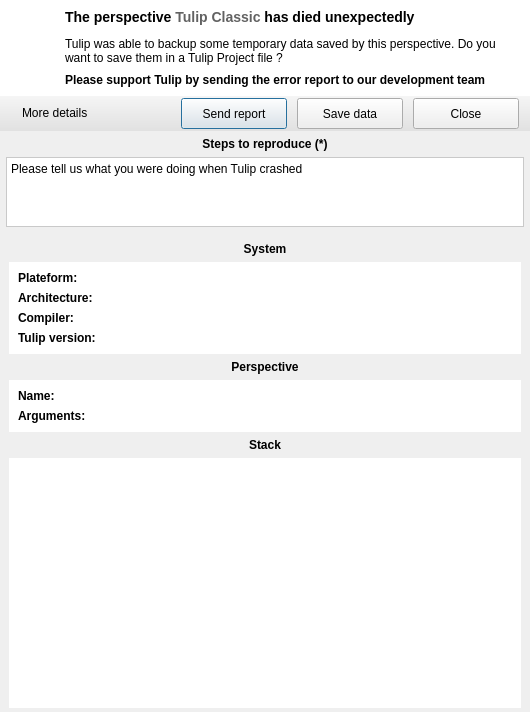
vadivelselvaraj/TulipGLImprovement, file software/tulip/designer/TulipPerspectiveCrashHandler.ui: the form before one commit.
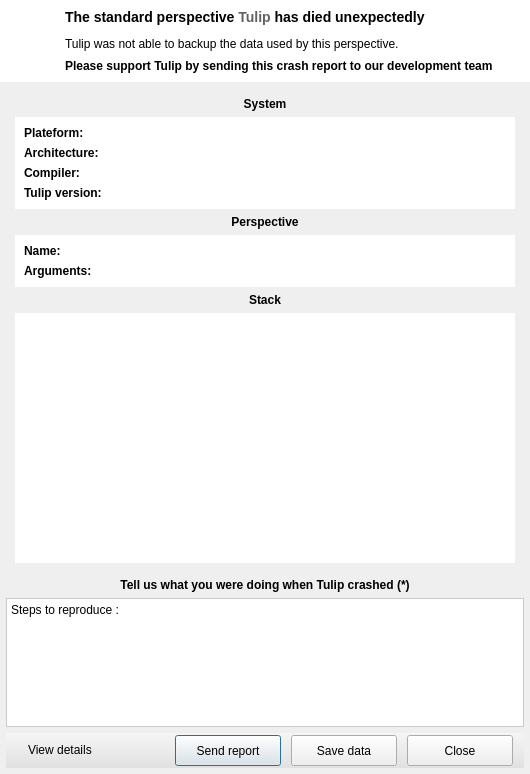
The form after the commit. Icons and pictures are not drawn.

Commit message: redesign the ui of the Tulip perspective crash handler: remove the unusable "Save data" button + refine the widgets size policy + be more explicit about informations sent

The edit to the form file:
```diff
--- a/software/tulip/designer/TulipPerspectiveCrashHandler.ui
+++ b/software/tulip/designer/TulipPerspectiveCrashHandler.ui
@@ -7,7 +7,7 @@
     <x>0</x>
     <y>0</y>
     <width>530</width>
-    <height>712</height>
+    <height>774</height>
    </rect>
   </property>
   <property name="windowTitle">
@@ -112,9 +112,7 @@
            </sizepolicy>
           </property>
           <property name="text">
-           <string>&lt;p&gt;&lt;span style=&quot;font-size: large;&quot;&gt;&lt;b&gt;The perspective &lt;span style=&quot;color: #626262&quot;&gt;Tulip Classic&lt;/span&gt; has died unexpectedly&lt;/b&gt;&lt;/span&gt;&lt;/p&gt;
-
-&lt;p&gt;Tulip was able to backup some temporary data saved by this perspective. Do you want to save them in a Tulip Project file ?&lt;/p&gt;</string>
+           <string>&lt;html&gt;&lt;head/&gt;&lt;body&gt;&lt;p&gt;&lt;span style=&quot; font-size:large; font-weight:600;&quot;&gt;The standard perspective &lt;/span&gt;&lt;span style=&quot; font-size:large; font-weight:600; color:#626262;&quot;&gt;Tulip&lt;/span&gt;&lt;span style=&quot; font-size:large; font-weight:600;&quot;&gt; has died unexpectedly&lt;/span&gt;&lt;/p&gt;&lt;p&gt;Tulip was not able to backup the data used by this perspective. &lt;/p&gt;&lt;/body&gt;&lt;/html&gt;</string>
           </property>
           <property name="alignment">
            <set>Qt::AlignLeading|Qt::AlignLeft|Qt::AlignTop</set>
@@ -127,7 +125,7 @@
         <item>
          <widget class="QLabel" name="errorReportTitle">
           <property name="text">
-           <string>&lt;p&gt;&lt;b&gt;Please support Tulip by sending the error report to our development team&lt;/b&gt;&lt;/p&gt;</string>
+           <string>&lt;html&gt;&lt;head/&gt;&lt;body&gt;&lt;p&gt;&lt;span style=&quot; font-weight:600;&quot;&gt;Please support Tulip by sending this crash report to our development team&lt;/span&gt;&lt;/p&gt;&lt;/body&gt;&lt;/html&gt;</string>
           </property>
           <property name="wordWrap">
            <bool>true</bool>
@@ -142,106 +140,6 @@
      </layout>
     </widget>
    </item>
-   <item>
-    <widget class="QFrame" name="buttonFrame">
-     <property name="sizePolicy">
-      <sizepolicy hsizetype="Preferred" vsizetype="Maximum">
-       <horstretch>0</horstretch>
-       <verstretch>0</verstretch>
-      </sizepolicy>
-     </property>
-     <property name="styleSheet">
-      <string notr="true">#buttonFrame { 
-background-color: qlineargradient(spread:pad, x1:0, y1:0, x2:0, y2:1, stop:0 rgba(245, 245, 245, 255), stop:1 rgba(225,225,225, 255)); 
-border-bottom: 1px solid &quot;#C9C9C9&quot;;
-border-top: 1px solid &quot;#C9C9C9&quot;;
-}</string>
-     </property>
-     <property name="frameShape">
-      <enum>QFrame::NoFrame</enum>
-     </property>
-     <property name="frameShadow">
-      <enum>QFrame::Raised</enum>
-     </property>
-     <layout class="QHBoxLayout" name="horizontalLayout_2">
-      <property name="topMargin">
-       <number>0</number>
-      </property>
-      <property name="bottomMargin">
-       <number>0</number>
-      </property>
-      <item>
-       <widget class="QLabel" name="detailsIcon">
-        <property name="text">
-         <string/>
-        </property>
-        <property name="pixmap">
-         <pixmap>:/tulip/gui/ui/list_bullet_arrow.png</pixmap>
-        </property>
-       </widget>
-      </item>
-      <item>
-       <widget class="QLabel" name="detailsLink">
-        <property name="text">
-         <string>&lt;a href=&quot;Show details&quot;&gt;More details&lt;/a&gt;</string>
-        </property>
-       </widget>
-      </item>
-      <item>
-       <spacer name="horizontalSpacer">
-        <property name="orientation">
-         <enum>Qt::Horizontal</enum>
-        </property>
-        <property name="sizeHint" stdset="0">
-         <size>
-          <width>40</width>
-          <height>20</height>
-         </size>
-        </property>
-       </spacer>
-      </item>
-      <item>
-       <widget class="QPushButton" name="sendReportButton">
-        <property name="minimumSize">
-         <size>
-          <width>110</width>
-          <height>35</height>
-         </size>
-        </property>
-        <property name="text">
-         <string>Send report</string>
-        </property>
-       </widget>
-      </item>
-      <item>
-       <widget class="QPushButton" name="saveButton">
-        <property name="minimumSize">
-         <size>
-          <width>110</width>
-          <height>35</height>
-         </size>
-        </property>
-        <property name="text">
-         <string>Save data</string>
-        </property>
-       </widget>
-      </item>
-      <item>
-       <widget class="QPushButton" name="closeButton">
-        <property name="minimumSize">
-         <size>
-          <width>110</width>
-          <height>35</height>
-         </size>
-        </property>
-        <property name="text">
-         <string>Close</string>
-        </property>
-       </widget>
-      </item>
-     </layout>
-    </widget>
-   </item>
    <item>
     <widget class="QFrame" name="stepsFrame">
      <layout class="QVBoxLayout" name="verticalLayout_4">
@@ -249,44 +147,6 @@
        <number>6</number>
       </property>
       <item>
-       <widget class="QLabel" name="label_2">
-        <property name="styleSheet">
-         <string notr="true">font:bold;</string>
-        </property>
-        <property name="text">
-         <string>Steps to reproduce (*)</string>
-        </property>
-        <property name="alignment">
-         <set>Qt::AlignCenter</set>
-        </property>
-       </widget>
-      </item>
-      <item>
-       <widget class="QPlainTextEdit" name="commentsEdit">
-        <property name="maximumSize">
-         <size>
-          <width>16777215</width>
-          <height>75</height>
-         </size>
-        </property>
-        <property name="styleSheet">
-         <string notr="true">QPlainTextEdit { 
-background-color: white; 
-border: 1px solid #C9C9C9;
-}</string>
-        </property>
-        <property name="frameShape">
-         <enum>QFrame::NoFrame</enum>
-        </property>
-        <property name="plainText">
-         <string>Please tell us what you were doing when Tulip crashed</string>
-        </property>
-       </widget>
-      </item>
-     </layout>
-    </widget>
-   </item>
-   <item>
     <widget class="QFrame" name="detailsFrame">
      <property name="sizePolicy">
       <sizepolicy hsizetype="Preferred" vsizetype="Expanding">
@@ -517,6 +377,159 @@
         <property name="readOnly">
          <bool>true</bool>
         </property>
+          </widget>
+         </item>
+        </layout>
+       </widget>
+      </item>
+      <item>
+       <widget class="QLabel" name="label_2">
+        <property name="sizePolicy">
+         <sizepolicy hsizetype="Preferred" vsizetype="Minimum">
+          <horstretch>0</horstretch>
+          <verstretch>0</verstretch>
+         </sizepolicy>
+        </property>
+        <property name="minimumSize">
+         <size>
+          <width>0</width>
+          <height>0</height>
+         </size>
+        </property>
+        <property name="styleSheet">
+         <string notr="true">font:bold;</string>
+        </property>
+        <property name="text">
+         <string>Tell us what you were doing when Tulip crashed (*)</string>
+        </property>
+        <property name="alignment">
+         <set>Qt::AlignCenter</set>
+        </property>
+       </widget>
+      </item>
+      <item>
+       <widget class="QPlainTextEdit" name="commentsEdit">
+        <property name="maximumSize">
+         <size>
+          <width>16777215</width>
+          <height>16777215</height>
+         </size>
+        </property>
+        <property name="styleSheet">
+         <string notr="true">QPlainTextEdit { 
+background-color: white; 
+border: 1px solid #C9C9C9;
+}</string>
+        </property>
+        <property name="frameShape">
+         <enum>QFrame::NoFrame</enum>
+        </property>
+        <property name="plainText">
+         <string>Steps to reproduce :</string>
+        </property>
+       </widget>
+      </item>
+      <item>
+       <widget class="QFrame" name="buttonFrame">
+        <property name="sizePolicy">
+         <sizepolicy hsizetype="Preferred" vsizetype="Maximum">
+          <horstretch>0</horstretch>
+          <verstretch>0</verstretch>
+         </sizepolicy>
+        </property>
+        <property name="styleSheet">
+         <string notr="true">#buttonFrame { 
+background-color: qlineargradient(spread:pad, x1:0, y1:0, x2:0, y2:1, stop:0 rgba(245, 245, 245, 255), stop:1 rgba(225,225,225, 255)); 
+border-bottom: 1px solid &quot;#C9C9C9&quot;;
+border-top: 1px solid &quot;#C9C9C9&quot;;
+}</string>
+        </property>
+        <property name="frameShape">
+         <enum>QFrame::NoFrame</enum>
+        </property>
+        <property name="frameShadow">
+         <enum>QFrame::Raised</enum>
+        </property>
+        <layout class="QHBoxLayout" name="horizontalLayout_2">
+         <property name="topMargin">
+          <number>0</number>
+         </property>
+         <property name="bottomMargin">
+          <number>0</number>
+         </property>
+         <item>
+          <widget class="QLabel" name="detailsIcon">
+           <property name="text">
+            <string/>
+           </property>
+           <property name="pixmap">
+            <pixmap>:/tulip/gui/ui/list_bullet_arrow.png</pixmap>
+           </property>
+          </widget>
+         </item>
+         <item>
+          <widget class="QLabel" name="detailsLink">
+           <property name="toolTip">
+            <string>The collected informations about the running perspective&lt;br/&gt;will be automatically sent with your report</string>
+           </property>
+           <property name="text">
+            <string>&lt;a href=&quot;Show details&quot;&gt;View details&lt;/a&gt;</string>
+           </property>
+          </widget>
+         </item>
+         <item>
+          <spacer name="horizontalSpacer">
+           <property name="orientation">
+            <enum>Qt::Horizontal</enum>
+           </property>
+           <property name="sizeHint" stdset="0">
+            <size>
+             <width>40</width>
+             <height>20</height>
+            </size>
+           </property>
+          </spacer>
+         </item>
+         <item>
+          <widget class="QPushButton" name="sendReportButton">
+           <property name="minimumSize">
+            <size>
+             <width>110</width>
+             <height>35</height>
+            </size>
+           </property>
+           <property name="text">
+            <string>Send report</string>
+           </property>
+          </widget>
+         </item>
+         <item>
+          <widget class="QPushButton" name="saveButton">
+           <property name="minimumSize">
+            <size>
+             <width>110</width>
+             <height>35</height>
+            </size>
+           </property>
+           <property name="text">
+            <string>Save data</string>
+           </property>
+          </widget>
+         </item>
+         <item>
+          <widget class="QPushButton" name="closeButton">
+           <property name="minimumSize">
+            <size>
+             <width>110</width>
+             <height>35</height>
+            </size>
+           </property>
+           <property name="text">
+            <string>Close</string>
+           </property>
+          </widget>
+         </item>
+        </layout>
        </widget>
       </item>
      </layout>
```
Lines whose indentation alone changed are shown as unchanged. The commit also changes 2 other files.
